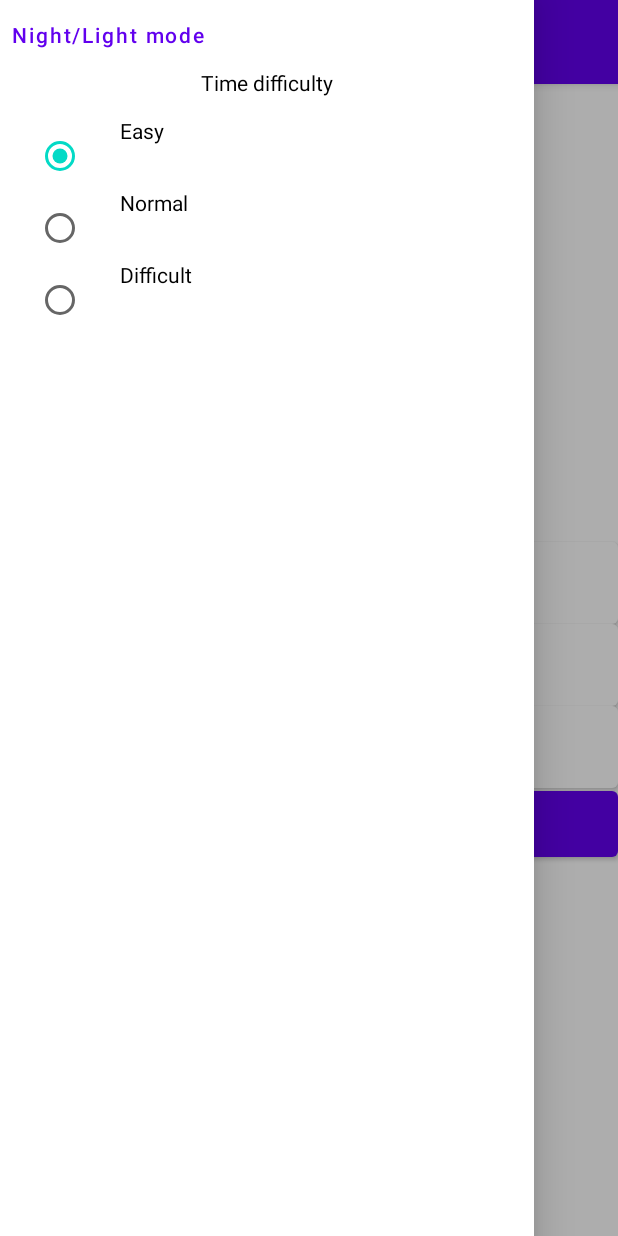
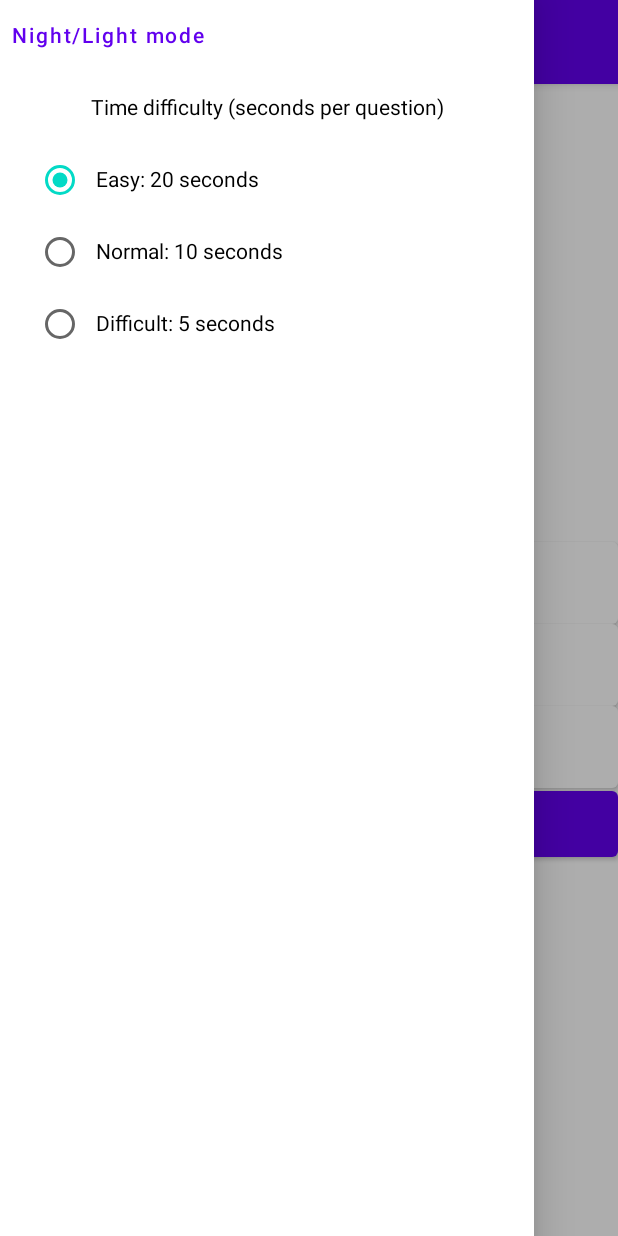
Before and after one commit to AlvaroS11/moviles, an Android app built with Jetpack Compose: the screen it shows after launch (MainActivity), after a tap on "Menu icon", on a phone screen of 412 x 824 dp. Run offline under Robolectric (Android 15) with nearby library versions, the phone set to English and light mode, and no system bars; our stand-ins replace Room's generated code, livedata-compose.

Commit message:
fixed difficulty options disposition

```diff
--- a/DatingOrRelated/app/src/main/java/com/example/datingorrelated/SC_MainScreen.kt
+++ b/DatingOrRelated/app/src/main/java/com/example/datingorrelated/SC_MainScreen.kt
@@ -49,20 +49,16 @@ fun TopBar(scope: CoroutineScope, scaffoldState: ScaffoldState){
 }
 
 @Composable
-fun RaddioButtonTimeDifficulty(scope: CoroutineScope, context: Context, dataStore: StoreUserSettings) {
-    val radioOptions = listOf("Easy", "Normal", "Difficult")
+fun RadioButtonTimeDifficulty(scope: CoroutineScope, context: Context, dataStore: StoreUserSettings) {
+    val radioOptions = listOf("Easy: 20 seconds", "Normal: 10 seconds", "Difficult: 5 seconds")
     val (selectedOption, onOptionSelected) = remember { mutableStateOf(radioOptions.first()) }
-    Column (modifier = Modifier.fillMaxWidth(),
-        horizontalAlignment = Alignment.CenterHorizontally,){
-        Text(text = "Time difficulty", modifier = Modifier.padding(bottom = 16.dp))
+    Column (modifier = Modifier.fillMaxWidth().padding(top = 16.dp),
+        horizontalAlignment = Alignment.CenterHorizontally){
+        Text(text = "Time difficulty (seconds per question)", modifier = Modifier.padding(bottom = 16.dp))
         radioOptions.forEach { text ->
             Row(
                 modifier = Modifier
                     .fillMaxWidth()
-                    .selectable(
-                        selected = (text == selectedOption),
-                        onClick = { onOptionSelected(text) }
-                    )
                     .padding(horizontal = 16.dp)
             ) {
                 RadioButton(
@@ -70,27 +66,26 @@ fun RaddioButtonTimeDifficulty(scope: CoroutineScope, context: Context, dataStor
                     onClick = {
                         onOptionSelected(text)
                         when (text){
-                            "Easy" -> {
+                            radioOptions[0] -> { // easy
                                 answerTime = 20
                             }
-                            "Normal" -> {
+                            radioOptions[1] -> { // normal
                                 answerTime = 10
                             }
-                            "Difficult" -> {
+                            radioOptions[2] -> { // difficult
                                 answerTime = 5
                             }
                         }
-
+                        // store the answer time on device
                         scope.launch{
                             dataStore.saveQuestionTime(answerTime.toString())
                         }
                     }
                 )
-                Text(
+                Text( // radio button text
                     text = text,
-                    modifier = Modifier.padding(start = 16.dp)
+                    modifier = Modifier.align(alignment = Alignment.CenterVertically)
                 )
-
             }
         }
     }
@@ -124,7 +119,7 @@ fun Drawer(scope: CoroutineScope, context: Context, dataStore: StoreUserSettings
     Column {
         HandleDarkTheme()
         //HandleMainTheme(mediaPlayer)
-        RaddioButtonTimeDifficulty(scope, context, dataStore)
+        RadioButtonTimeDifficulty(scope, context, dataStore)
     }
 }
 //endregion
```
